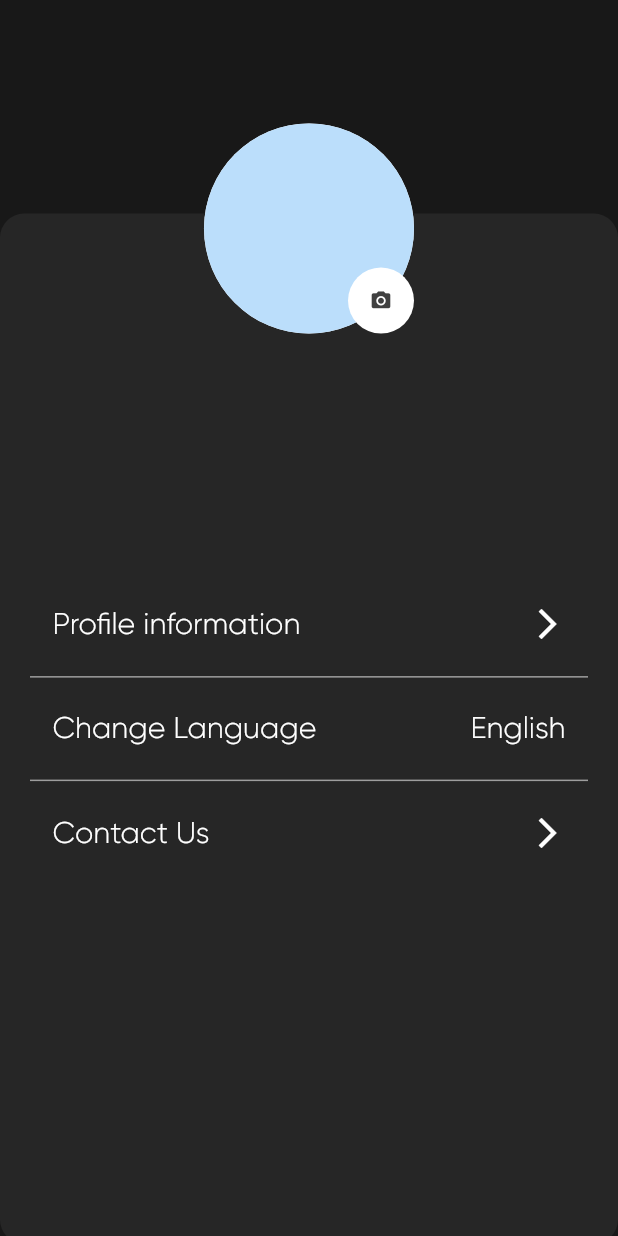
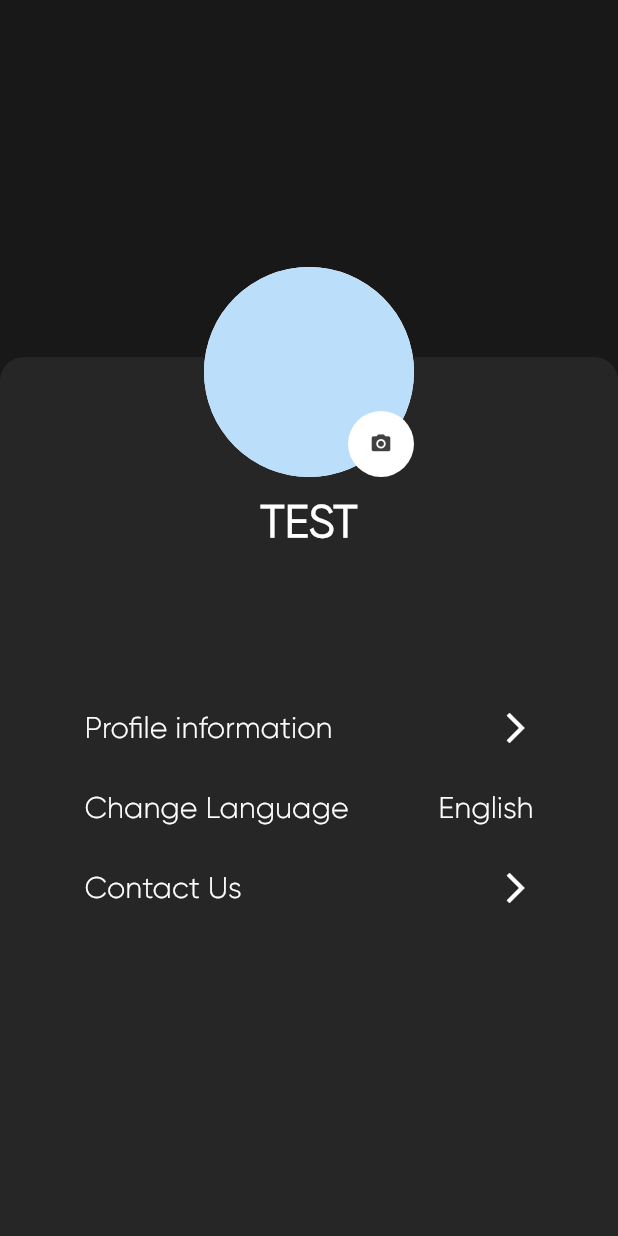
Before and after one commit to AWsabry-Projects/BeChamp_app, a Flutter app: the Settings screen opened directly, on a phone screen of 412 x 824 dp. Run offline on Flutter 3.47's test engine with Material 2 defaults, Android fonts, the light colour scheme and no system bars; our stand-ins replace circular_countdown_timer, flutter_screenutil, flutter_snake_navigationbar, image_picker, page_indicator; missing offline and left inert: flutter_expanded_tile, otp_pin_field, vertical_picker.

Commit message:
last measurments and colors edits

```diff
--- a/lib/models/HomeScreen Tiles/sectionsTiles.dart
+++ b/lib/models/HomeScreen Tiles/sectionsTiles.dart
@@ -1,4 +1,5 @@
 import 'package:flutter/material.dart';
+import 'package:flutter_screenutil/flutter_screenutil.dart';
 
 class SectionTile extends StatelessWidget {
   final String? imagePath, title;
@@ -6,6 +7,8 @@ class SectionTile extends StatelessWidget {
 
   @override
   Widget build(BuildContext context) {
+    ScreenUtil.init(context, designSize: Size(428, 926));
+
     return Container(
       child: Column(
         mainAxisAlignment: MainAxisAlignment.end,
@@ -15,7 +18,6 @@ class SectionTile extends StatelessWidget {
             child: Text(
               "$title",
               style: TextStyle(
-                  fontFamily: "bechampBold",
                   color: Colors.white,
                   fontSize: 25,
                   fontWeight: FontWeight.bold),
--- a/lib/shared/shared.dart
+++ b/lib/shared/shared.dart
@@ -50,7 +50,7 @@ class BeChampButton extends ElevatedButton {
                 backgroundColor:
                     MaterialStateProperty.all(Color.fromRGBO(206, 255, 0, 1)),
                 shape: MaterialStateProperty.all(RoundedRectangleBorder(
-                    borderRadius: BorderRadius.circular(20)))));
+                    borderRadius: BorderRadius.circular(15)))));
 }
 
 void goTo(BuildContext context, Widget newRoute) =>
--- a/lib/views/Dashboard/dashboard.dart
+++ b/lib/views/Dashboard/dashboard.dart
@@ -17,6 +17,7 @@ class Dashboard extends StatelessWidget {
                 fit: BoxFit.cover,
                 image: AssetImage("assets/homeBackground.png"))),
         child: SingleChildScrollView(
+          physics: BouncingScrollPhysics(),
           child: Column(
             mainAxisAlignment: MainAxisAlignment.spaceBetween,
             children: [
--- a/lib/views/Nutrition/Nutrition Page 1/nutritionPage.dart
+++ b/lib/views/Nutrition/Nutrition Page 1/nutritionPage.dart
@@ -15,6 +15,7 @@ class NutritionScreen extends StatelessWidget {
       textDirection: isEnglish ? TextDirection.ltr : TextDirection.rtl,
       child: Scaffold(
         body: SingleChildScrollView(
+          physics: BouncingScrollPhysics(),
           child: Column(
             children: [
               Padding(
--- a/lib/views/Personal Information/addPersonalInformation.dart
+++ b/lib/views/Personal Information/addPersonalInformation.dart
@@ -19,6 +19,7 @@ class _PersonalInformationState extends State<PersonalInformation> {
     return Scaffold(
       appBar: BeChampAppBar(context).build(context),
       body: SingleChildScrollView(
+        physics: BouncingScrollPhysics(),
         child: Column(
           mainAxisAlignment: MainAxisAlignment.end,
           crossAxisAlignment: CrossAxisAlignment.center,
@@ -43,6 +44,7 @@ class _PersonalInformationState extends State<PersonalInformation> {
                   color: Color.fromRGBO(38, 38, 38, 1),
                   borderRadius: BorderRadius.circular(30)),
               child: SingleChildScrollView(
+                physics: BouncingScrollPhysics(),
                 child: Column(
                   mainAxisAlignment: MainAxisAlignment.spaceBetween,
                   children: [
--- a/lib/views/Profile Information/profileInformation.dart
+++ b/lib/views/Profile Information/profileInformation.dart
@@ -12,6 +12,7 @@ class ProfileInformation extends StatelessWidget {
       body: Directionality(
         textDirection: isEnglish ? TextDirection.ltr : TextDirection.rtl,
         child: SingleChildScrollView(
+          physics: BouncingScrollPhysics(),
           child: Column(
             mainAxisAlignment: MainAxisAlignment.end,
             children: [
--- a/lib/views/Settings View/settings.dart
+++ b/lib/views/Settings View/settings.dart
@@ -1,6 +1,7 @@
 import 'package:bechamp/shared/shared.dart';
 import 'package:bechamp/views/Profile%20Information/profileInformation.dart';
 import 'package:flutter/material.dart';
+import 'package:flutter_screenutil/flutter_screenutil.dart';
 
 class Settings extends StatefulWidget {
   const Settings({super.key});
@@ -12,23 +13,25 @@ class Settings extends StatefulWidget {
 class _SettingsState extends State<Settings> {
   @override
   Widget build(BuildContext context) {
+    ScreenUtil.init(context, designSize: Size(428, 926));
     return Scaffold(
       extendBody: true,
       body: Directionality(
         textDirection: isEnglish ? TextDirection.ltr : TextDirection.rtl,
         child: SingleChildScrollView(
+          physics: BouncingScrollPhysics(),
           child: Column(
             mainAxisAlignment: MainAxisAlignment.end,
             children: [
               SizedBox(
-                height: MediaQuery.of(context).size.height / 10,
+                height: 200.h,
               ),
               Stack(children: [
                 Container(
                   margin: const EdgeInsets.only(top: 60),
-                  padding: const EdgeInsets.all(20),
+                  padding: EdgeInsets.symmetric(horizontal: 43.w),
                   width: double.maxFinite,
-                  height: MediaQuery.of(context).size.height / 1.2,
+                  height: 676.h,
                   decoration: BoxDecoration(
                     color: Color.fromRGBO(38, 38, 38, 1),
                     borderRadius: BorderRadius.circular(16.0),
@@ -37,7 +40,7 @@ class _SettingsState extends State<Settings> {
                     mainAxisAlignment: MainAxisAlignment.center,
                     children: [
                       Padding(
-                        padding: const EdgeInsets.all(15.0),
+                        padding: EdgeInsets.all(15),
                         child: InkWell(
                             onTap: () {
                               goTo(context, ProfileInformation());
@@ -59,10 +62,6 @@ class _SettingsState extends State<Settings> {
                                     color: Colors.white,
                                   )
                                 ])),
-                      ),
-                      Divider(
-                        thickness: 1,
-                        color: Colors.grey,
                       ),
                       Padding(
                         padding: const EdgeInsets.all(15.0),
@@ -89,10 +88,6 @@ class _SettingsState extends State<Settings> {
                                           .displaySmall)
                                 ])),
                       ),
-                      Divider(
-                        thickness: 1,
-                        color: Colors.grey,
-                      ),
                       Padding(
                         padding: const EdgeInsets.all(15.0),
                         child: InkWell(
@@ -118,7 +113,9 @@ class _SettingsState extends State<Settings> {
                 ),
                 Align(
                     alignment: Alignment.topCenter,
-                    child: SizedBox(
+                    child: Column(
+                      children: [
+                        SizedBox(
                           child: CircleAvatar(
                             radius: 70.0,
                             backgroundColor: Colors.white,
@@ -141,6 +138,18 @@ class _SettingsState extends State<Settings> {
                               ),
                             ),
                           ),
+                        ),
+                        SizedBox(
+                          height: 15.h,
+                        ),
+                        Text(
+                          userName,
+                          style: TextStyle(
+                              color: Colors.white,
+                              fontSize: 30,
+                              fontWeight: FontWeight.bold),
+                        )
+                      ],
                     )),
               ]),
             ],
--- a/lib/views/Workouts/Workouts Screen 1/weeksPage.dart
+++ b/lib/views/Workouts/Workouts Screen 1/weeksPage.dart
@@ -15,6 +15,7 @@ class WeeksScreen extends StatelessWidget {
       textDirection: isEnglish ? TextDirection.ltr : TextDirection.rtl,
       child: Scaffold(
         body: SingleChildScrollView(
+          physics: BouncingScrollPhysics(),
           child: Column(children: [
             Padding(
               padding: EdgeInsets.all(MediaQuery.of(context).size.height / 20),
```
Also changed, not shown: lib/models/Days Tiles Model/daysTiles.dart (+23 -7 lines), lib/models/WeeksOrDays/weekOrDay.dart (+30 -17 lines), lib/views/Adding Goals/addingGoals.dart (+45 -32 lines), lib/views/Adding Self Photos/addSelfPhotos.dart (+8 -3 lines), lib/views/SignUp/signup.dart (+6 -1 lines), lib/views/Verification/verifyPhone.dart (+2 -11 lines). Lines whose indentation alone changed are shown as unchanged.
